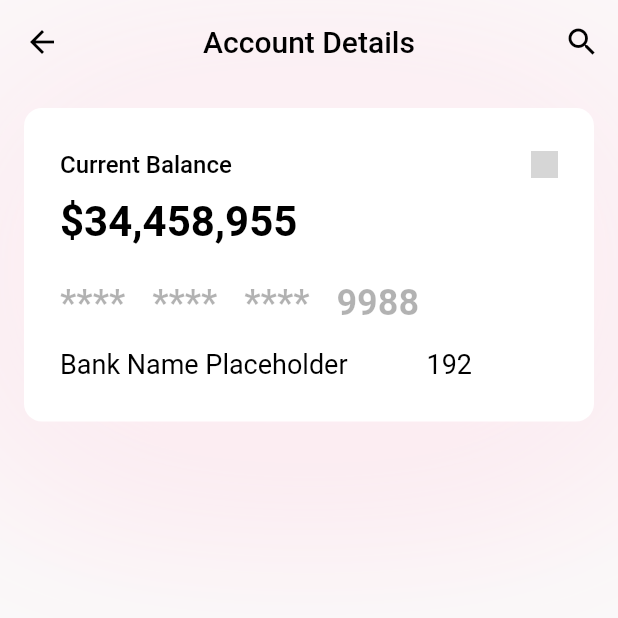
After one commit to abhinpai/Flutter-UI-Challenges, a Flutter app: the AccountDetails screen opened by its route, on a phone screen of 412 x 824 dp, the top half of it. The commit adds this screen. Run offline on Flutter 3.47's test engine with Material 2 defaults, Android fonts, the phone set to English and light mode, and no system bars; network calls fail; grey boxes are pictures that could not be loaded.

Commit message:
Added the Account details UI page

```diff
--- a/lib/UI/Challenge0/screens/PaymentDashboard.dart
+++ b/lib/UI/Challenge0/screens/PaymentDashboard.dart
@@ -1,10 +1,7 @@
 import 'package:flutter/material.dart';
-import 'package:flutter_ui_challenge/UI/Challenge0/models/payment_card.dart';
-import 'package:flutter_ui_challenge/UI/Challenge0/resources/database.dart'
-    as db;
 import 'package:flutter_ui_challenge/UI/Challenge0/widgets/HistoryWidget.dart';
-import 'package:flutter_ui_challenge/UI/Challenge0/widgets/PaymentCardWidgets.dart';
 import 'package:flutter_ui_challenge/UI/Challenge0/widgets/SendMoneyWidget.dart';
+import 'package:flutter_ui_challenge/UI/Challenge0/widgets/buildCardWidget.dart';
 
 class PaymentDashboard extends StatefulWidget {
   @override
@@ -34,7 +31,7 @@ class _PaymentDashboardState extends State<PaymentDashboard> {
         ],
       ),
       body: ListView(
-        children: <Widget>[_buildCardsWidgets(), SendMoneyWidget(), Padding(
+        children: <Widget>[BuildCardWidget(), SendMoneyWidget(), Padding(
               padding: const EdgeInsets.symmetric(vertical: 16.0),
               child: HistoryWidget(),
             )],
@@ -44,35 +41,5 @@ class _PaymentDashboardState extends State<PaymentDashboard> {
     );
   }
 
-  Widget _buildCardsWidgets() {
-    var cards = db.getCards();
-    return Container(
-      height: 250.0,
-      margin: EdgeInsets.only(left: 4.0),
-      child: ListView.builder(
-        itemBuilder: (context, index) {
-          PaymentCard paymentCard = cards[index];
-          Color color =
-              index % 2 == 0 ? Colors.white : Theme.of(context).primaryColor;
-          return Padding(
-            padding: const EdgeInsets.all(12.0),
-            child: InkWell(
-              onTap: () {
-                print('Clicked on card $index');
-              },
-              child: PaymentCardWidget(
-                paymentCard,
-                themedColor: color,
-                collapsed: true,
-              ),
-            ),
-          );
-        },
-        itemCount: cards.length,
-        shrinkWrap: true,
-        physics: BouncingScrollPhysics(),
-        scrollDirection: Axis.horizontal,
-      ),
-    );
-  }
+
 }
--- a/lib/UI/Challenge0/widgets/ListItemWidget.dart
+++ b/lib/UI/Challenge0/widgets/ListItemWidget.dart
@@ -1,4 +1,3 @@
-import 'dart:developer';
 
 import 'package:flutter/material.dart';
 import 'package:flutter_ui_challenge/UI/Challenge0/models/payment.dart';
--- a/lib/UI/Challenge0/widgets/PaymentCardWidgets.dart
+++ b/lib/UI/Challenge0/widgets/PaymentCardWidgets.dart
@@ -15,7 +15,68 @@ class PaymentCardWidget extends StatelessWidget {
     return !collapsed ? _buildExpanded(context) : _buildCollapsed(context);
   }
 
-  Widget _buildExpanded(BuildContext context) {}
+  Widget _buildExpanded(BuildContext context) {
+    PaymentCard _card = card;
+    Color color = themedColor == Colors.white ? Colors.black : Colors.white;
+    double rowWidth=MediaQuery.of(context).size.width*2/3;
+    return Container(
+      width: MediaQuery.of(context).size.width-10,
+      padding: EdgeInsets.symmetric(vertical: 28.0, horizontal: 24.0),
+      decoration: BoxDecoration(borderRadius: BorderRadius.circular(12.0), color: themedColor,  boxShadow: [
+          BoxShadow(
+              color: Colors.pink.shade100,
+              blurRadius: 200.0,
+              spreadRadius: 0.1,
+              offset: Offset(0.0, 10.0)),
+          BoxShadow(color: Colors.white, blurRadius: 300.0, spreadRadius: 10.5)
+        ],),
+        child: Column(mainAxisAlignment: MainAxisAlignment.start,
+        mainAxisSize: MainAxisSize.min,
+        crossAxisAlignment: CrossAxisAlignment.start,
+        children: <Widget>[
+          Row(
+            mainAxisSize: MainAxisSize.max,
+            mainAxisAlignment: MainAxisAlignment.spaceBetween,
+            children: <Widget>[
+              Text('Current Balance',style: Theme.of(context).textTheme.title.copyWith(fontSize: 16.0, color: color),),
+              Image.network(card.logo, height: 18.0,fit: BoxFit.fitHeight)
+            ],
+          ),
+          Padding(padding: EdgeInsets.symmetric(vertical: 12.0),
+            child: Text("\$34,458,955",  style: Theme.of(context).textTheme.headline.copyWith(
+                  color: color, fontWeight: FontWeight.bold, fontSize: 28.0),),
+          ),
+          Padding(
+            padding: EdgeInsets.symmetric(vertical: 12.0),
+            child: Text(_card.cardNo,  style: Theme.of(context).textTheme.headline.copyWith(
+                  color: color.withOpacity(0.3), fontWeight: FontWeight.bold),),
+          ),
+          Container(margin: EdgeInsets.only(top: 4.0),
+            width: rowWidth,
+            child: Row(mainAxisSize: MainAxisSize.max,
+              mainAxisAlignment: MainAxisAlignment.spaceBetween,
+              children: <Widget>[
+                Text('Bank Name Placeholder', style: TextStyle(
+                      color: color,
+                      fontWeight: FontWeight.w400,
+                      fontSize: 18.0),),
+                      Text(_card.cvv,
+                        style: TextStyle(
+                      color: color,
+                      fontWeight: FontWeight.w400,
+                      fontSize: 18.0),
+                      )
+              ],
+            ),
+          )
+
+        ],),
+
+
+      );
+
+
+  }
 
   Widget _buildCollapsed(BuildContext context) {
     PaymentCard _card = card;
--- /dev/null
+++ b/lib/UI/Challenge0/widgets/buildCardWidget.dart
@@ -0,0 +1,40 @@
+import 'package:flutter/material.dart';
+import 'package:flutter_ui_challenge/UI/Challenge0/models/payment_card.dart';
+import 'package:flutter_ui_challenge/UI/Challenge0/resources/database.dart'
+    as db;
+import 'package:flutter_ui_challenge/UI/Challenge0/widgets/PaymentCardWidgets.dart';
+
+class BuildCardWidget extends StatelessWidget {
+  @override
+  Widget build(BuildContext context) {
+    var cards = db.getCards();
+    return Container(
+      height: 250.0,
+      margin: EdgeInsets.only(left: 4.0),
+      child: ListView.builder(
+        itemBuilder: (context, index) {
+          PaymentCard paymentCard = cards[index];
+          Color color =
+              index % 2 == 0 ? Colors.white : Theme.of(context).primaryColor;
+          return Padding(
+            padding: const EdgeInsets.all(12.0),
+            child: InkWell(
+              onTap: () {
+                print('Clicked on card $index');
+              },
+              child: PaymentCardWidget(
+                paymentCard,
+                themedColor: color,
+                collapsed: true,
+              ),
+            ),
+          );
+        },
+        itemCount: cards.length,
+        shrinkWrap: true,
+        physics: BouncingScrollPhysics(),
+        scrollDirection: Axis.horizontal,
+      ),
+    );
+  }
+}
--- /dev/null
+++ b/lib/UI/Challenge1/screens/AccountDetails.dart
@@ -0,0 +1,42 @@
+import 'package:flutter/material.dart';
+import 'package:flutter_ui_challenge/UI/Challenge0/widgets/PaymentCardWidgets.dart';
+import 'package:flutter_ui_challenge/UI/Challenge0/resources/database.dart'
+    as db;
+
+class AccountDetails extends StatefulWidget {
+  @override
+  _AccountDetailsState createState() => _AccountDetailsState();
+}
+
+class _AccountDetailsState extends State<AccountDetails> {
+  @override
+  Widget build(BuildContext context) {
+    var account = db.getCards()[0];
+    return Scaffold(
+      backgroundColor: Color(0xfffafafa),
+      appBar: AppBar(
+        backgroundColor: Colors.transparent,
+        iconTheme: IconThemeData(color: Colors.black),
+        brightness: Brightness.light,
+        elevation: 0.0,
+        title: Text(
+          'Account Details',
+          style: TextStyle(inherit: true, color: Colors.black),
+        ),
+        centerTitle: true,
+        actions: <Widget>[
+          IconButton(
+            icon: Icon(Icons.search),
+            onPressed: () => {print('Search Pressed')},
+          )
+        ],
+      ),
+      body: Container(
+        child: Padding(
+          padding: EdgeInsets.all(16.0),
+          child: PaymentCardWidget(account,themedColor: Colors.white,
+                collapsed: false,),)
+        ),
+    );
+  }
+}
--- a/lib/main.dart
+++ b/lib/main.dart
@@ -1,8 +1,8 @@
 import 'package:flutter/material.dart';
 import 'package:flutter_ui_challenge/UI/Challenge0/screens/PaymentDashboard.dart';
+import 'package:flutter_ui_challenge/UI/Challenge1/screens/AccountDetails.dart';
 import 'package:flutter_ui_challenge/UI/HomePage.dart';
 
-import 'UI/Challenge0/widgets/SendMoneyWidget.dart';
 
 void main() => runApp(MyApp());
 
@@ -20,7 +20,7 @@ class MyApp extends StatelessWidget {
       routes: {
         '/': (context) => HomePage(),
         '/challenge0': (context) => PaymentDashboard(),
-        '/challenge1': (context) => SendMoneyWidget()
+        '/challenge1': (context) => AccountDetails()
       },
     );
   }
```
